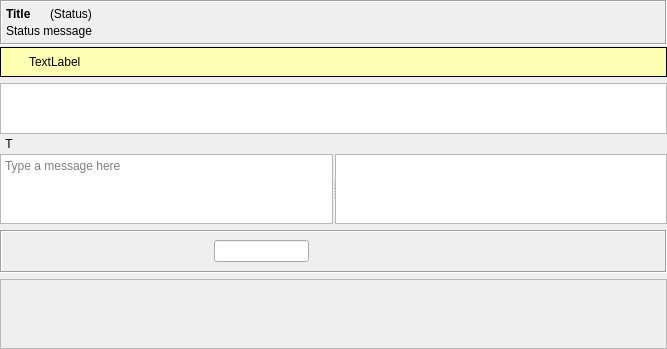
This is retroshare-gui/src/gui/chat/ChatWidget.ui in unseenp2pdev/RetroShare as Qt 5 draws it before an edit. The edited form follows.
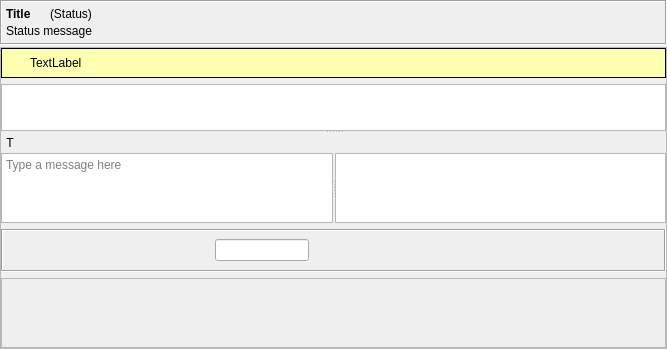
This is the edited form. Icons and pictures are not drawn. Custom widgets are drawn as their Qt base class.

Diff of the .ui file:
```diff
--- a/retroshare-gui/src/gui/chat/ChatWidget.ui
+++ b/retroshare-gui/src/gui/chat/ChatWidget.ui
@@ -39,21 +39,12 @@
          <height>0</height>
         </size>
        </property>
-       <property name="tabletTracking">
-        <bool>false</bool>
-       </property>
-       <property name="autoFillBackground">
-        <bool>true</bool>
-       </property>
        <property name="frameShape">
-        <enum>QFrame::NoFrame</enum>
+        <enum>QFrame::StyledPanel</enum>
        </property>
        <property name="frameShadow">
         <enum>QFrame::Raised</enum>
        </property>
-       <property name="lineWidth">
-        <number>0</number>
-       </property>
        <layout class="QVBoxLayout" name="chatTextFrameVLayout">
         <property name="leftMargin">
          <number>0</number>
@@ -217,14 +208,11 @@
         </item>
         <item>
          <widget class="QSplitter" name="chatVSplitter">
-          <property name="lineWidth">
-           <number>0</number>
-          </property>
           <property name="orientation">
            <enum>Qt::Vertical</enum>
           </property>
           <property name="handleWidth">
-           <number>0</number>
+           <number>2</number>
           </property>
           <property name="childrenCollapsible">
            <bool>false</bool>
@@ -1024,11 +1012,6 @@
    <extends>QLabel</extends>
    <header>gui/common/StyledLabel.h</header>
   </customwidget>
-  <customwidget>
-   <class>MimeTextEdit</class>
-   <extends>QTextEdit</extends>
-   <header location="global">gui/common/MimeTextEdit.h</header>
-  </customwidget>
   <customwidget>
    <class>LineEditClear</class>
    <extends>QLineEdit</extends>
@@ -1045,6 +1028,11 @@
    <header location="global">gui/common/HashBox.h</header>
    <container>1</container>
   </customwidget>
+  <customwidget>
+   <class>MimeTextEdit</class>
+   <extends>QTextEdit</extends>
+   <header location="global">gui/common/MimeTextEdit.h</header>
+  </customwidget>
  </customwidgets>
  <resources>
   <include location="../WikiPoos/Wiki_images.qrc"/>
```
Left out of the diff: 5 changed lines with no effect on the pictures.
